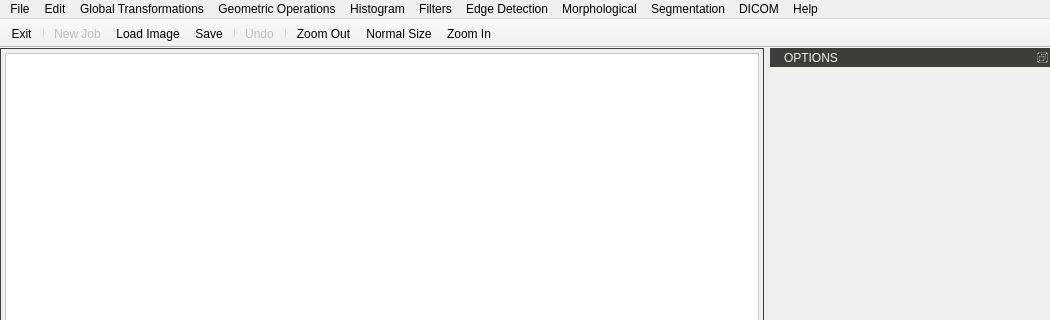
Before: the Qt Designer form GUI/mainwindow.ui in JianchengZh/learning-image-processing, drawn with Qt 5; both pictures show x 0 to 1050 and y 0 to 320 of the 1050 by 700 pixel window.
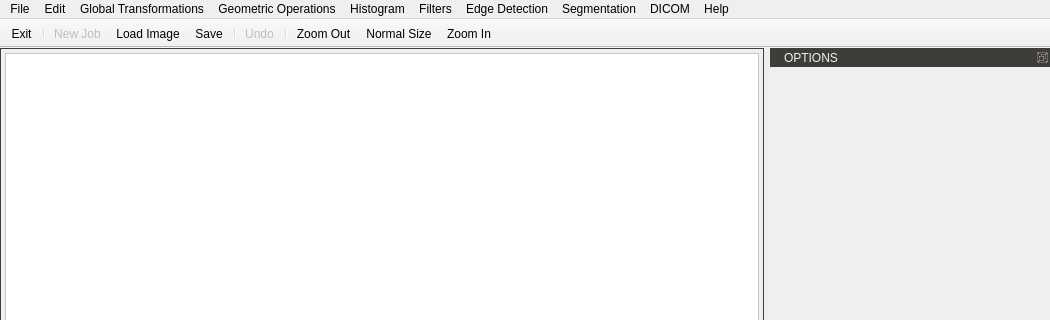
After: the same form once the commit is applied. Icons and pictures are not drawn. Custom widgets are drawn as their Qt base class.

```diff
--- a/GUI/mainwindow.ui
+++ b/GUI/mainwindow.ui
@@ -218,15 +218,6 @@
     <addaction name="actionScaling"/>
     <addaction name="actionRotation"/>
    </widget>
-   <widget class="QMenu" name="menuMorphological">
-    <property name="title">
-     <string>Morphological</string>
-    </property>
-    <addaction name="actionDilate"/>
-    <addaction name="actionErosion"/>
-    <addaction name="actionOpening"/>
-    <addaction name="actionClosing"/>
-   </widget>
    <addaction name="menuFile"/>
    <addaction name="menuEdit"/>
    <addaction name="menuPreprocessing"/>
@@ -234,7 +225,6 @@
    <addaction name="menuHistogram"/>
    <addaction name="menuFilters"/>
    <addaction name="menuEdge_Detector"/>
-   <addaction name="menuMorphological"/>
    <addaction name="menuSegmentation"/>
    <addaction name="menuTomography"/>
    <addaction name="menuHelp"/>
```
Left out of the diff: 5 changed lines with no effect on the pictures.
